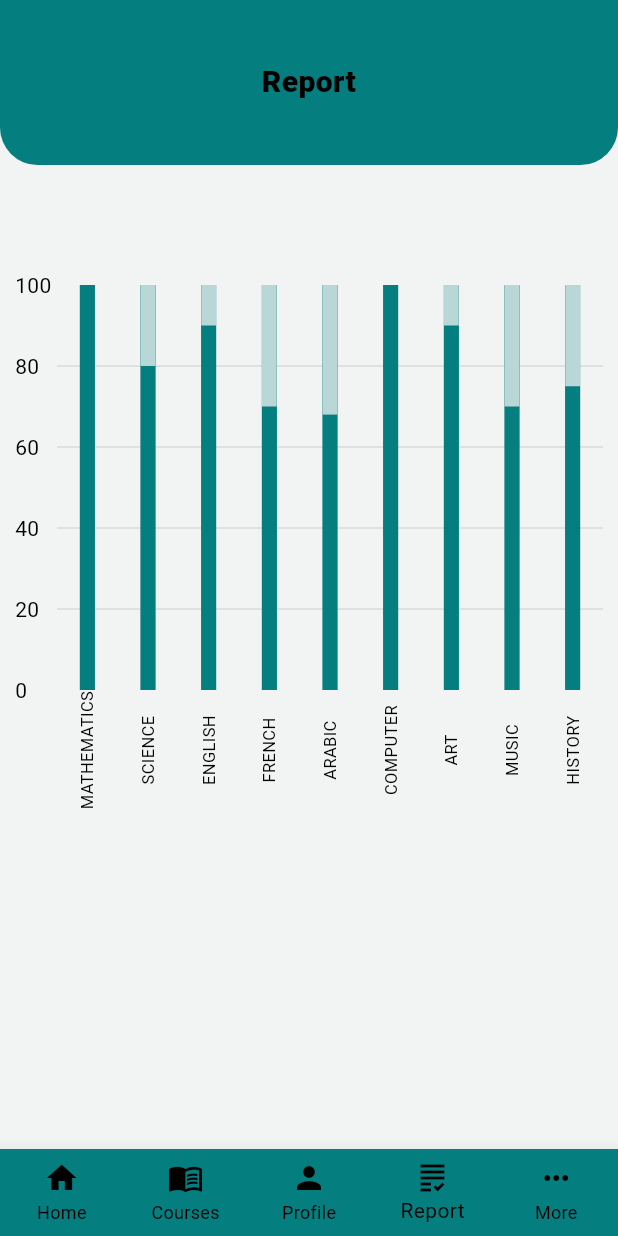
After one commit to Manar-Ashraf/EduSync, a Flutter app: the ReportStudent screen opened by its route, on a phone screen of 412 x 824 dp. The commit adds this screen. Run offline on Flutter 3.47's test engine with Material 3 defaults, Android fonts, the light colour scheme and no system bars; drawn by our look-alikes of fl_chart; our stand-ins replace cloud_firestore, firebase_auth, firebase_core; accounts and stored records are empty.

Commit message:
Courses & Report Screens

```diff
--- a/lib/main.dart
+++ b/lib/main.dart
@@ -1,6 +1,8 @@
+import 'package:edu_sync/screens/courses.dart';
 import 'package:edu_sync/screens/home_student.dart';
 import 'package:edu_sync/screens/profile.dart';
 import 'package:edu_sync/screens/profile_student.dart';
+import 'package:edu_sync/screens/report_student.dart';
 import 'package:edu_sync/screens/signin.dart';
 import 'package:edu_sync/screens/signup.dart';
 import 'package:flutter/material.dart';
@@ -25,6 +27,9 @@ class MyApp extends StatelessWidget {
         '/profile': (context) => Profile(),
         '/profile2': (context) => Profile2(),
         '/home_student': (context) => HomeStudent(),
+        '/courses': (context) => Courses(),
+        '/report': (context) => ReportStudent(),
+
       },
       debugShowCheckedModeBanner: false,
       initialRoute: '/signin',
--- a/lib/screens/home_student.dart
+++ b/lib/screens/home_student.dart
@@ -53,6 +53,7 @@ class _HomeStudentState extends State<HomeStudent> {
   @override
   Widget build(BuildContext context) {
     return Scaffold(
+      backgroundColor: const Color.fromARGB(255, 242, 243, 243),
       body: Column(
         children: [
           Container(
--- /dev/null
+++ b/lib/screens/report_student.dart
@@ -0,0 +1,179 @@
+import 'package:fl_chart/fl_chart.dart';
+import 'package:edu_sync/controllers/navigation.dart';
+import 'package:edu_sync/widgets/bottom_bar_1.dart';
+import 'package:flutter/material.dart';
+
+class ReportStudent extends StatefulWidget {
+  const ReportStudent({super.key});
+
+  @override
+  State<ReportStudent> createState() => _ReportStudentState();
+}
+
+class _ReportStudentState extends State<ReportStudent> {
+  int _currentIndex = 3;
+
+  List<Map<String, dynamic>> scores = [
+    {'course': 'MATHEMATICS', 'score': 100},
+    {'course': 'SCIENCE', 'score': 80},
+    {'course': 'ENGLISH', 'score': 90},
+    {'course': 'FRENCH', 'score': 70},
+    {'course': 'ARABIC', 'score': 68},
+    {'course': 'COMPUTER', 'score': 100},
+    {'course': 'ART', 'score': 90},
+    {'course': 'MUSIC', 'score': 70},
+    {'course': 'HISTORY', 'score': 75},
+  ];
+  @override
+  Widget build(BuildContext context) {
+    return Scaffold(
+      backgroundColor: const Color.fromARGB(255, 242, 243, 243),
+      body: Column(
+        children: [
+          Container(
+            height: 110,
+            padding: const EdgeInsets.symmetric(horizontal: 16, vertical: 20),
+            decoration: const BoxDecoration(
+              color: Color.fromARGB(255, 5, 126, 128),
+              borderRadius: BorderRadius.only(
+                bottomLeft: Radius.circular(25),
+                bottomRight: Radius.circular(25),
+              ),
+            ),
+            child: SafeArea(
+              child: Row(
+                children: [
+                  Expanded(
+                    child: Text(
+                      "Report",
+                      style: const TextStyle(
+                        fontSize: 20,
+                        fontWeight: FontWeight.w900,
+                        color: Colors.black,
+                      ),
+                      textAlign: TextAlign.center,
+                    ),
+                  ),
+                ],
+              ),
+            ),
+          ),
+
+          SizedBox(height: 70),
+          Padding(
+            padding: const EdgeInsets.all(10),
+            child: SizedBox(
+              height: 350,
+              child: BarChart(
+                BarChartData(
+                  alignment: BarChartAlignment.spaceAround,
+                  maxY: 100,
+                  barTouchData: BarTouchData(enabled: false),
+                  titlesData: FlTitlesData(
+                    show: true,
+                    bottomTitles: AxisTitles(
+                      sideTitles: SideTitles(
+                        showTitles: true,
+                        getTitlesWidget: (double value, TitleMeta meta) {
+                          final index = value.toInt();
+                          if (index >= 0 && index < scores.length) {
+                            return RotatedBox(
+                              quarterTurns: -1,
+                              child: Text(
+                                scores[index]['course'],
+                                style: const TextStyle(
+                                  fontSize: 11,
+                                  color: Colors.black,
+                                ),
+                                textAlign: TextAlign.center,
+                              ),
+                            );
+                          }
+                          return const SizedBox.shrink();
+                        },
+                        reservedSize: 80,
+                      ),
+                    ),
+                    leftTitles: AxisTitles(
+                      sideTitles: SideTitles(
+                        showTitles: true,
+                        getTitlesWidget: (double value, TitleMeta meta) {
+                          return Text(
+                            value.toInt().toString(),
+                            style: const TextStyle(
+                              fontSize: 14,
+                              color: Colors.black,
+                            ),
+                          );
+                        },
+                        reservedSize: 28,
+                        interval: 20,
+                      ),
+                    ),
+                    rightTitles: AxisTitles(
+                      sideTitles: SideTitles(showTitles: false),
+                    ),
+                    topTitles: AxisTitles(
+                      sideTitles: SideTitles(showTitles: false),
+                    ),
+                  ),
+                  gridData: FlGridData(
+                    show: true,
+                    drawVerticalLine: false,
+                    horizontalInterval: 20,
+                    getDrawingHorizontalLine: (value) {
+                      return FlLine(
+                        color: Colors.grey.withOpacity(0.3),
+                        strokeWidth: 1,
+                      );
+                    },
+                  ),
+                  borderData: FlBorderData(show: false),
+
+                  barGroups:
+                      scores.asMap().entries.map((entry) {
+                        final score = (entry.value['score'] as int).toDouble();
+
+                        return BarChartGroupData(
+                          x: entry.key,
+                          barRods: [
+                            BarChartRodData(
+                              toY: 100,
+                              color: Color.fromARGB(255, 5, 126, 128),
+                              width: 10,
+                              borderRadius: BorderRadius.zero,
+
+                              rodStackItems: [
+                                BarChartRodStackItem(
+                                  0,
+                                  score,
+                                  Color.fromARGB(255, 5, 126, 128),
+                                ),
+                                BarChartRodStackItem(
+                                  score,
+                                  100,
+                                  Color.fromARGB(255, 185, 215, 215),
+                                ),
+                              ],
+                            ),
+                          ],
+                        );
+                      }).toList(),
+                ),
+              ),
+            ),
+          ),
+        ],
+      ),
+      bottomNavigationBar: BottomBar1(
+        currentIndex: _currentIndex,
+        onTap: (index) {
+          setState(() {
+            _currentIndex = index;
+          });
+          Navigation1.onItemTapped(context, index);
+        },
+      ),
+    );
+  }
+}
--- a/pubspec.yaml
+++ b/pubspec.yaml
@@ -13,6 +13,7 @@ dependencies:
   firebase_auth: ^5.5.1
   cloud_firestore: ^5.6.5
   cupertino_icons: ^1.0.2
+  fl_chart: ^0.70.2
 
 dev_dependencies:
   flutter_test:
```
Also changed, not shown: lib/screens/courses.dart (added, +162 -0 lines), lib/widgets/search.dart (added, +56 -0 lines), assets/images/arabic.png (added), assets/images/art.png (added), assets/images/computer.png (added), assets/images/english.png (added), assets/images/french.png (added), assets/images/history.png (added), assets/images/math.png (added), assets/images/music.png (added), assets/images/science.png (added), pubspec.lock.
